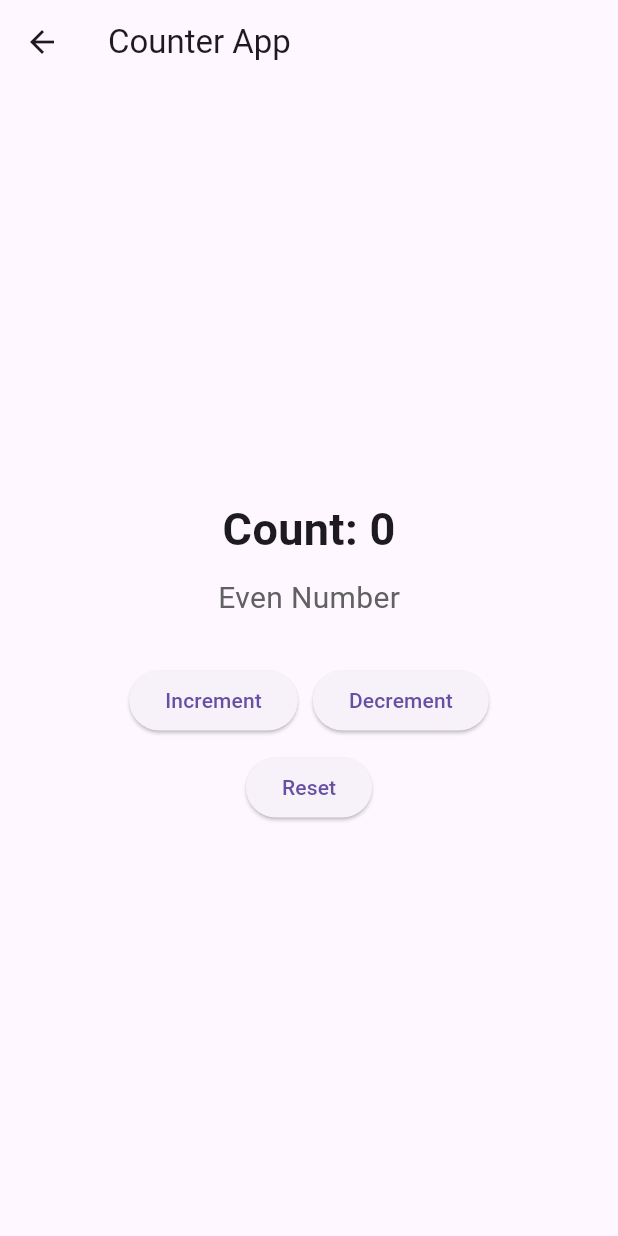
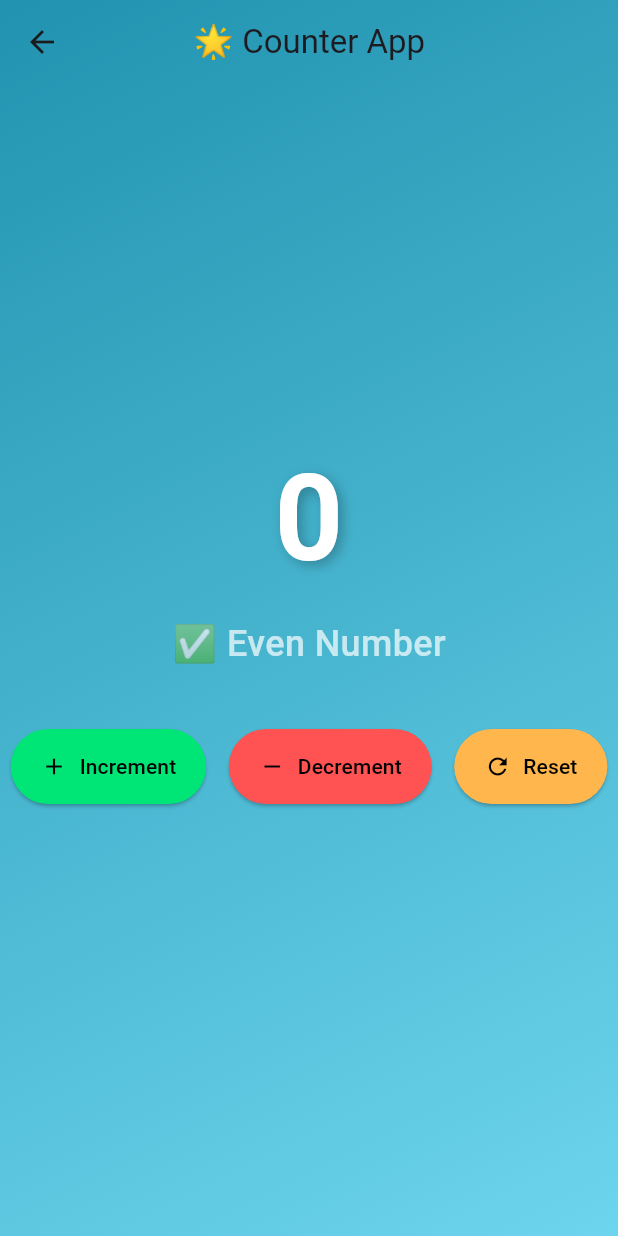
Before and after one commit to Bisrat-19/practice, a Flutter app: the CounterPage screen opened directly, on a phone screen of 412 x 824 dp. Run offline on Flutter 3.47's test engine with Material 3 defaults, Android fonts, the phone set to English and light mode, and no system bars.

Commit message:
add style on counter

```diff
--- a/lib/pages/counter.dart
+++ b/lib/pages/counter.dart
@@ -7,67 +7,153 @@ class CounterPage extends StatefulWidget {
   State<CounterPage> createState() => _CounterPageState();
 }
 
-class _CounterPageState extends State<CounterPage> {
+class _CounterPageState extends State<CounterPage>
+    with SingleTickerProviderStateMixin {
   int _count = 0;
+  late AnimationController _controller;
+  late Animation<double> _animation;
 
   void _increment() {
     setState(() {
       _count++;
+      _controller.forward(from: 0);
     });
   }
 
   void _decrement() {
     setState(() {
       _count--;
+      _controller.forward(from: 0);
     });
   }
 
   void _reset() {
     setState(() {
       _count = 0;
+      _controller.forward(from: 0);
     });
   }
 
   bool _isEven() => _count % 2 == 0;
 
   @override
+  void initState() {
+    super.initState();
+    _controller =
+        AnimationController(vsync: this, duration: const Duration(milliseconds: 300));
+    _animation = Tween<double>(begin: 1.0, end: 1.3).animate(CurvedAnimation(
+      parent: _controller,
+      curve: Curves.easeInOut,
+    ));
+  }
+
+  @override
+  void dispose() {
+    _controller.dispose();
+    super.dispose();
+  }
+
+  @override
   Widget build(BuildContext context) {
     return Scaffold(
-      appBar: AppBar(title: const Text('Counter App')), // const optimization
-      body: Center(
+      extendBodyBehindAppBar: true,
+      appBar: AppBar(
+        title: const Text('🌟 Counter App'),
+        centerTitle: true,
+        backgroundColor: Colors.transparent,
+        elevation: 0,
+      ),
+      body: Container(
+        decoration: const BoxDecoration(
+          gradient: LinearGradient(
+            colors: [Color(0xFF2193b0), Color(0xFF6dd5ed)],
+            begin: Alignment.topLeft,
+            end: Alignment.bottomRight,
+          ),
+        ),
+        child: Center(
           child: Column(
             mainAxisAlignment: MainAxisAlignment.center,
             children: [
-            Text(
-              'Count: $_count',
-              style: const TextStyle(fontSize: 30, fontWeight: FontWeight.bold),
+              ScaleTransition(
+                scale: _animation,
+                child: Text(
+                  '$_count',
+                  style: TextStyle(
+                    fontSize: 80,
+                    fontWeight: FontWeight.bold,
+                    color: Colors.white,
+                    shadows: [
+                      Shadow(
+                        blurRadius: 10,
+                        color: Colors.black26,
+                        offset: Offset(3, 3),
+                      ),
+                    ],
+                  ),
+                ),
               ),
               const SizedBox(height: 10),
               Text(
-              _isEven() ? 'Even Number' : 'Odd Number',
-              style: TextStyle(fontSize: 20, color: Colors.grey[700]),
+                _isEven() ? '✅ Even Number' : '🔴 Odd Number',
+                style: const TextStyle(
+                  fontSize: 24,
+                  color: Colors.white70,
+                  fontWeight: FontWeight.w500,
                 ),
-            const SizedBox(height: 30),
-            Row(
-              mainAxisAlignment: MainAxisAlignment.center,
+              ),
+              const SizedBox(height: 40),
+              Wrap(
+                spacing: 15,
+                runSpacing: 10,
+                alignment: WrapAlignment.center,
                 children: [
-                ElevatedButton(
+                  ElevatedButton.icon(
                     onPressed: _increment,
-                  child: const Text('Increment'),
+                    icon: const Icon(Icons.add),
+                    label: const Text('Increment'),
+                    style: ElevatedButton.styleFrom(
+                      backgroundColor: Colors.greenAccent[400],
+                      foregroundColor: Colors.black,
+                      padding: const EdgeInsets.symmetric(
+                          horizontal: 20, vertical: 15),
+                      shape: RoundedRectangleBorder(
+                        borderRadius: BorderRadius.circular(30),
                       ),
-                const SizedBox(width: 10),
-                ElevatedButton(
+                    ),
+                  ),
+                  ElevatedButton.icon(
                     onPressed: _decrement,
-                  child: const Text('Decrement'),
+                    icon: const Icon(Icons.remove),
+                    label: const Text('Decrement'),
+                    style: ElevatedButton.styleFrom(
+                      backgroundColor: Colors.redAccent[200],
+                      foregroundColor: Colors.black,
+                      padding: const EdgeInsets.symmetric(
+                          horizontal: 20, vertical: 15),
+                      shape: RoundedRectangleBorder(
+                        borderRadius: BorderRadius.circular(30),
+                      ),
+                    ),
+                  ),
+                  ElevatedButton.icon(
+                    onPressed: _reset,
+                    icon: const Icon(Icons.refresh),
+                    label: const Text('Reset'),
+                    style: ElevatedButton.styleFrom(
+                      backgroundColor: Colors.orange[300],
+                      foregroundColor: Colors.black,
+                      padding: const EdgeInsets.symmetric(
+                          horizontal: 20, vertical: 15),
+                      shape: RoundedRectangleBorder(
+                        borderRadius: BorderRadius.circular(30),
+                      ),
+                    ),
                   ),
                 ],
               ),
-            const SizedBox(height: 10),
-            ElevatedButton(
-              onPressed: _reset,
-              child: const Text('Reset'),
+            ],
           ),
-          ],
         ),
       ),
     );
```
Lines whose indentation alone changed are shown as unchanged.
